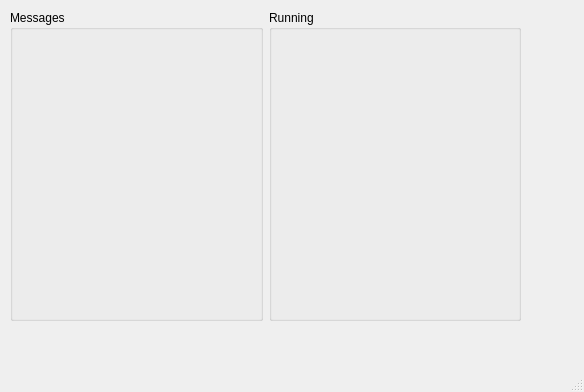
This is ui/main_window.ui in bmustiata/adhesive-event-debugger as Qt 5 draws it before an edit. The edited form follows.
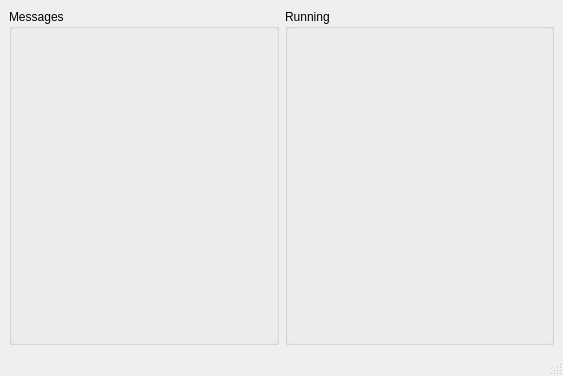
This is the edited form.

Commit message: Use a layout for the main window

Patch:
```diff
--- a/ui/main_window.ui
+++ b/ui/main_window.ui
@@ -6,8 +6,8 @@
    <rect>
     <x>0</x>
     <y>0</y>
-    <width>584</width>
-    <height>392</height>
+    <width>563</width>
+    <height>376</height>
    </rect>
   </property>
   <property name="windowTitle">
@@ -20,15 +20,8 @@
      <verstretch>0</verstretch>
     </sizepolicy>
    </property>
-   <widget class="QWidget" name="horizontalLayoutWidget">
-    <property name="geometry">
-     <rect>
-      <x>10</x>
-      <y>10</y>
-      <width>511</width>
-      <height>311</height>
-     </rect>
-    </property>
+   <layout class="QVBoxLayout" name="verticalLayout">
+    <item>
     <layout class="QHBoxLayout" name="horizontalLayout">
      <item>
       <widget class="QGroupBox" name="groupBox_2">
@@ -45,7 +38,8 @@
       </widget>
      </item>
     </layout>
-   </widget>
+    </item>
+   </layout>
   </widget>
   <widget class="QMenuBar" name="menubar">
    <property name="geometry">
```
Left out of the diff: 2 changed lines with no effect on the pictures. Lines whose indentation alone changed are shown as unchanged. The commit also changes 1 other file.
